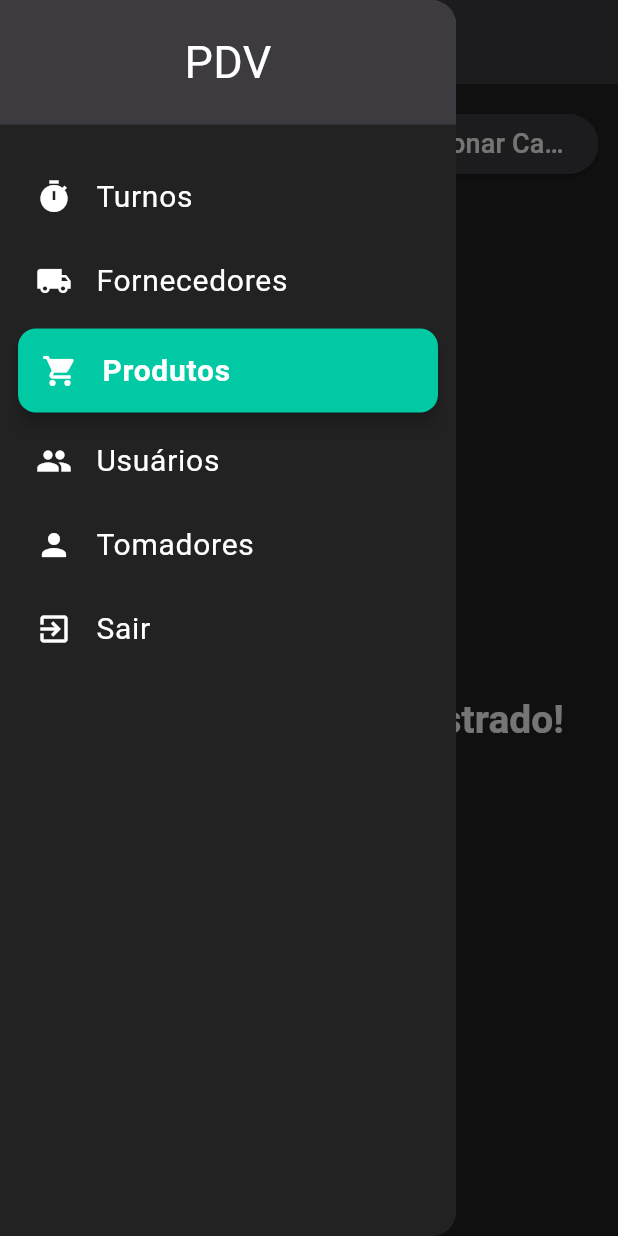
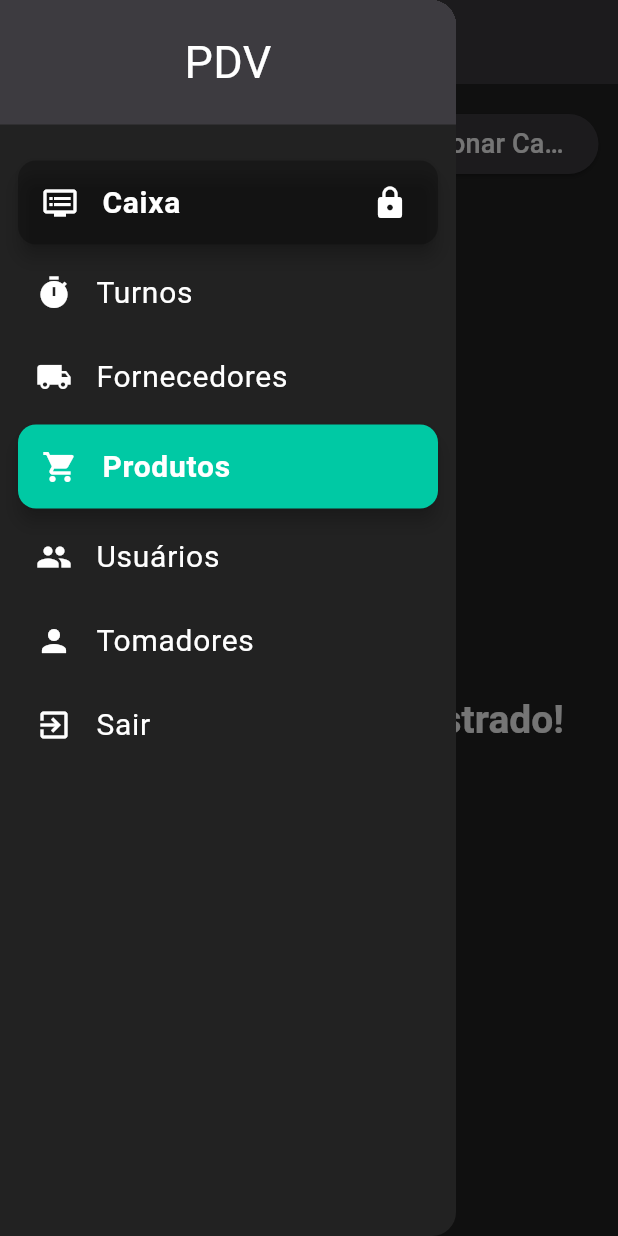
Before and after one commit to Eder-Queiroz/pdv-app, a Flutter app: the ProductPage screen opened by its route, with the side drawer open, on a phone screen of 412 x 824 dp. Run offline on Flutter 3.47's test engine with Material 3 defaults, Android fonts, the phone set to English and light mode, and no system bars; our stand-ins replace flutter_svg, sqflite; accounts and stored records are empty.

Commit message:
Fix: main_drawer, created logic for cashier enable and disabled

```diff
--- a/lib/components/main_drawer.dart
+++ b/lib/components/main_drawer.dart
@@ -1,5 +1,8 @@
 import 'package:flutter/material.dart';
+import 'package:pdv_app/provider/shift_provider.dart';
+import 'package:pdv_app/provider/user_provider.dart';
 import 'package:pdv_app/utils/app_router.dart';
+import 'package:provider/provider.dart';
 
 import '../utils/colors_theme.dart';
 
@@ -49,8 +52,46 @@ class MainDrawer extends StatelessWidget {
           );
   }
 
+  Widget _disableItem(IconData icon, String label) {
+    return Padding(
+      padding: const EdgeInsets.symmetric(
+        horizontal: 8.0,
+      ),
+      child: Card(
+        color: Colors.black26,
+        elevation: 5,
+        child: Row(
+          children: [
+            Expanded(
+              child: ListTile(
+                leading: Icon(icon, color: Colors.white),
+                title: Text(
+                  label,
+                  style: const TextStyle(
+                    fontSize: 20,
+                    color: Colors.white,
+                    fontWeight: FontWeight.bold,
+                  ),
+                ),
+              ),
+            ),
+            const Icon(
+              Icons.lock,
+              color: Colors.white,
+            ),
+            const SizedBox(width: 20),
+          ],
+        ),
+      ),
+    );
+  }
+
   @override
   Widget build(BuildContext context) {
+    final userId = Provider.of<UserProvider>(context).user.id;
+    final isOpenShift =
+        Provider.of<ShiftProvider>(context).isOpenShift(userId!);
+
     return Drawer(
       child: Column(
         children: <Widget>[
@@ -69,6 +110,20 @@ class MainDrawer extends StatelessWidget {
             ),
           ),
           const SizedBox(height: 20),
+          isOpenShift
+              ? _createItem(
+                  Icons.dvr,
+                  'Caixa',
+                  () {
+                    Navigator.of(context)
+                        .pushReplacementNamed(AppRouter.cashier);
+                  },
+                  router == AppRouter.home,
+                )
+              : _disableItem(
+                  Icons.dvr,
+                  'Caixa',
+                ),
           _createItem(
             Icons.timer,
             'Turnos',
--- a/lib/main.dart
+++ b/lib/main.dart
@@ -1,4 +1,5 @@
 import 'package:flutter/material.dart';
+import 'package:pdv_app/pages/cashier_page.dart';
 import 'package:pdv_app/pages/login_page.dart';
 import 'package:pdv_app/pages/product_form_page.dart';
 import 'package:pdv_app/pages/product_page.dart';
@@ -82,6 +83,7 @@ class MyApp extends StatelessWidget {
           AppRouter.productForm: (_) => const ProductFormPage(),
           AppRouter.user: (_) => const UserPage(),
           AppRouter.taker: (_) => const TakerPage(),
+          AppRouter.cashier: (_) => const CashierPage(),
         },
         debugShowCheckedModeBanner: false,
       ),
--- /dev/null
+++ b/lib/pages/cashier_page.dart
@@ -0,0 +1,21 @@
+import 'package:flutter/material.dart';
+import 'package:pdv_app/components/main_drawer.dart';
+
+import '../utils/app_router.dart';
+
+class CashierPage extends StatelessWidget {
+  const CashierPage({super.key});
+
+  @override
+  Widget build(BuildContext context) {
+    return Scaffold(
+      appBar: AppBar(
+        title: const Text('Caixa'),
+      ),
+      drawer: const MainDrawer(router: AppRouter.cashier),
+      body: const Center(
+        child: Text('Caixa'),
+      ),
+    );
+  }
+}
--- a/lib/utils/app_router.dart
+++ b/lib/utils/app_router.dart
@@ -8,4 +8,5 @@ class AppRouter {
   static const String productForm = '/product/form';
   static const String user = '/user';
   static const String taker = '/taker';
+  static const String cashier = '/cashier';
 }
```
